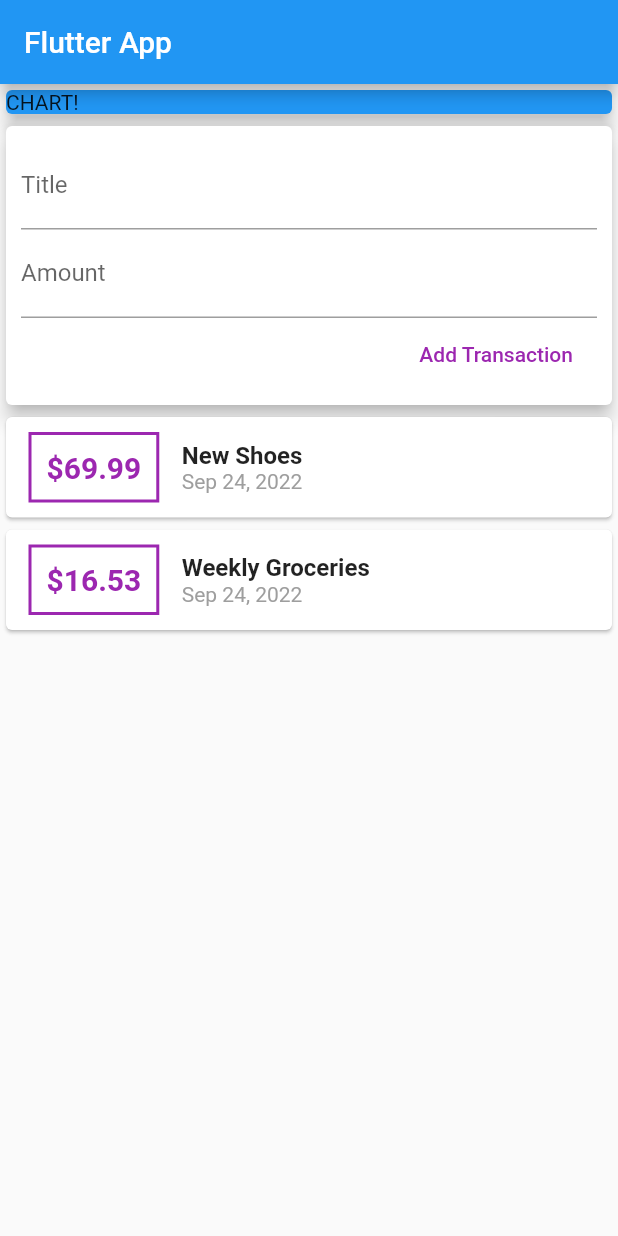
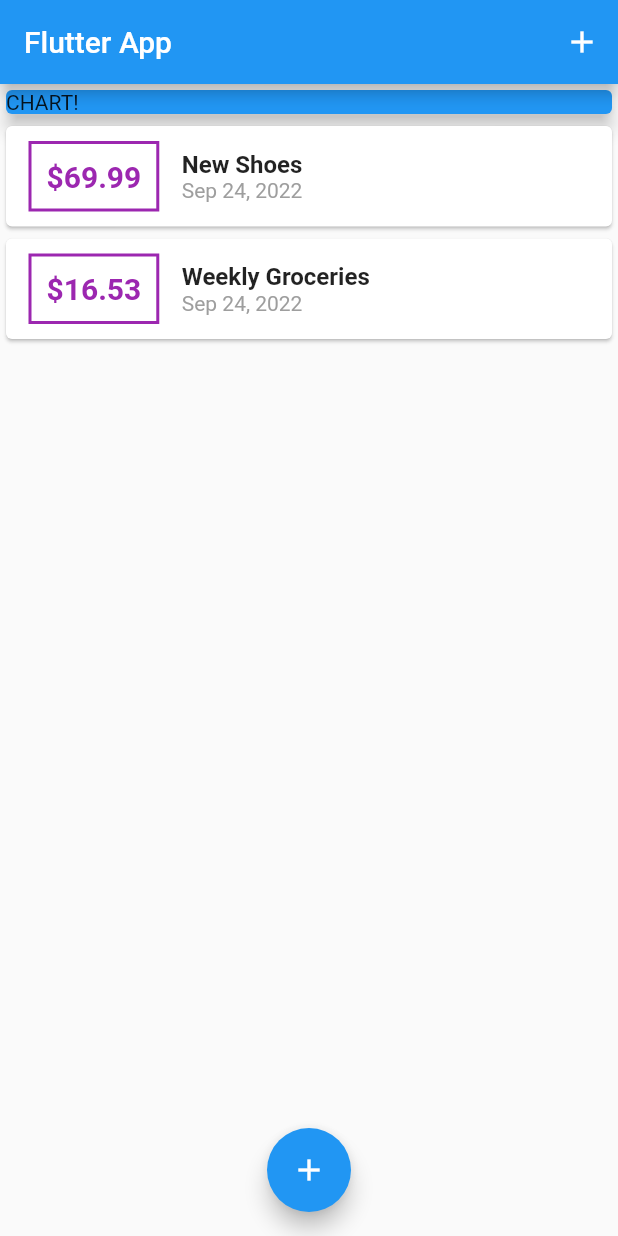
Before and after one commit to kareem0badawy/expenses_app, a Flutter app: the screen it shows after launch, on a phone screen of 412 x 824 dp. Run offline on Flutter 3.47's test engine with Material 2 defaults, Android fonts, the phone set to English and light mode, and no system bars.

```diff
--- a/lib/main.dart
+++ b/lib/main.dart
@@ -1,6 +1,8 @@
+import 'package:flutter/gestures.dart';
 import 'package:flutter/material.dart';
-
-import 'widgets/user_transaction.dart';
+import 'Widgets/transaction_list.dart';
+import 'models/transaction.dart';
+import 'widgets/new_transaction.dart';
 
 void main() => runApp(MyApp());
 
@@ -8,21 +10,70 @@ class MyApp extends StatelessWidget {
   @override
   Widget build(BuildContext context) {
     return MaterialApp(
+      debugShowCheckedModeBanner: false,
       title: 'Flutter App',
       home: MyHomePage(),
     );
   }
 }
 
-class MyHomePage extends StatelessWidget {
-  // final titleController = TextEditingController();
-  // final amountController = TextEditingController();
+class MyHomePage extends StatefulWidget {
+  @override
+  State<MyHomePage> createState() => _MyHomePageState();
+}
+
+class _MyHomePageState extends State<MyHomePage> {
+  final List<Transaction> transactions = [
+    Transaction(
+      id: 't1',
+      title: 'New Shoes',
+      amount: 69.99,
+      date: DateTime.now(),
+    ),
+    Transaction(
+      id: 't2',
+      title: 'Weekly Groceries',
+      amount: 16.53,
+      date: DateTime.now(),
+    ),
+  ];
+
+  void _addNewTransaction(String txTitle, double txAmount) {
+    final newTx = Transaction(
+      title: txTitle,
+      amount: txAmount,
+      date: DateTime.now(),
+      id: DateTime.now().toString(),
+    );
+
+    setState(() {
+      transactions.add(newTx);
+    });
+  }
+
+  void _startAddNewTransaction(BuildContext ctx) {
+    showModalBottomSheet(
+        context: ctx,
+        builder: (_) {
+          onTap:() {},
+          return GestureDetector(
+            child: NewTransaction(_addNewTransaction),
+            behavior: HitTestBehavior.opaque,
+          );
+        });
+  }
 
   @override
   Widget build(BuildContext context) {
     return Scaffold(
       appBar: AppBar(
         title: Text('Flutter App'),
+        actions: <Widget>[
+          IconButton(
+            icon: Icon(Icons.add),
+            onPressed: () => _startAddNewTransaction(context),
+          )
+        ],
       ),
       body: SingleChildScrollView(
         child: Column(
@@ -37,9 +88,14 @@ class MyHomePage extends StatelessWidget {
                 elevation: 5,
               ),
             ),
-            UserTransactions(),
+            TransactionList(transactions),
           ],
         ),
+      ),
+      floatingActionButtonLocation: FloatingActionButtonLocation.centerFloat,
+      floatingActionButton: FloatingActionButton(
+        child: Icon(Icons.add),
+        onPressed: () => _startAddNewTransaction(context),
       ),
     );
   }
--- a/lib/widgets/user_transaction.dart
+++ b/lib/widgets/user_transaction.dart
@@ -12,40 +12,11 @@ class UserTransactions extends StatefulWidget {
 }
 
 class _UserTransactionsState extends State<UserTransactions> {
-  final List<Transaction> transactions = [
-    Transaction(
-      id: 't1',
-      title: 'New Shoes',
-      amount: 69.99,
-      date: DateTime.now(),
-    ),
-    Transaction(
-      id: 't2',
-      title: 'Weekly Groceries',
-      amount: 16.53,
-      date: DateTime.now(),
-    ),
-  ];
-
-  void _addNewTransaction(String txTitle, double txAmount) {
-    final newTx = Transaction(
-      title: txTitle,
-      amount: txAmount,
-      date: DateTime.now(),
-      id: DateTime.now().toString(),
-    );
-
-    setState(() {
-      transactions.add(newTx);
-    });
-  }
-
   @override
   Widget build(BuildContext context) {
     return Column(
       children: <Widget>[
         NewTransaction(_addNewTransaction),
-        TransactionList(transactions),
       ],
     );
   }
```
